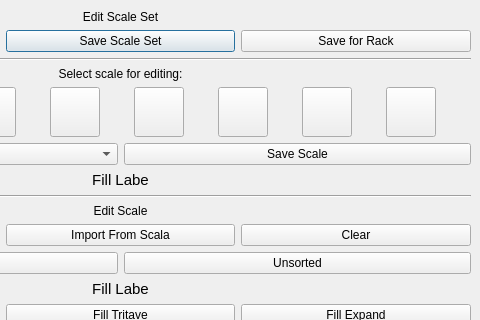
This is sync3_scale_editor.ui in starlingcode/viaflash as Qt 5 draws it before an edit; both pictures show x 240 to 720 and y 0 to 320 of the 720 by 760 pixel window. The edited form follows.
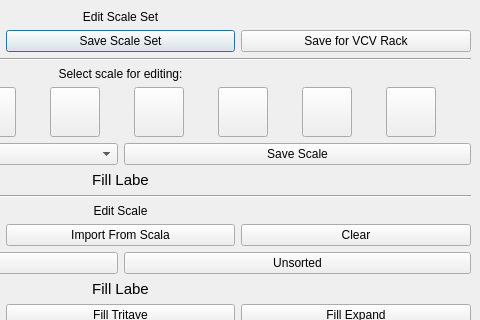
This is the edited form. Custom widgets are drawn as their Qt base class.

Commit message: Fix save for rack button text

```diff
--- a/sync3_scale_editor.ui
+++ b/sync3_scale_editor.ui
@@ -60,7 +60,7 @@
       <item>
        <widget class="QPushButton" name="saveForRack">
         <property name="text">
-         <string>Save for Rack</string>
+         <string>Save for VCV Rack</string>
         </property>
        </widget>
       </item>
```
The commit also changes 12 other files.
